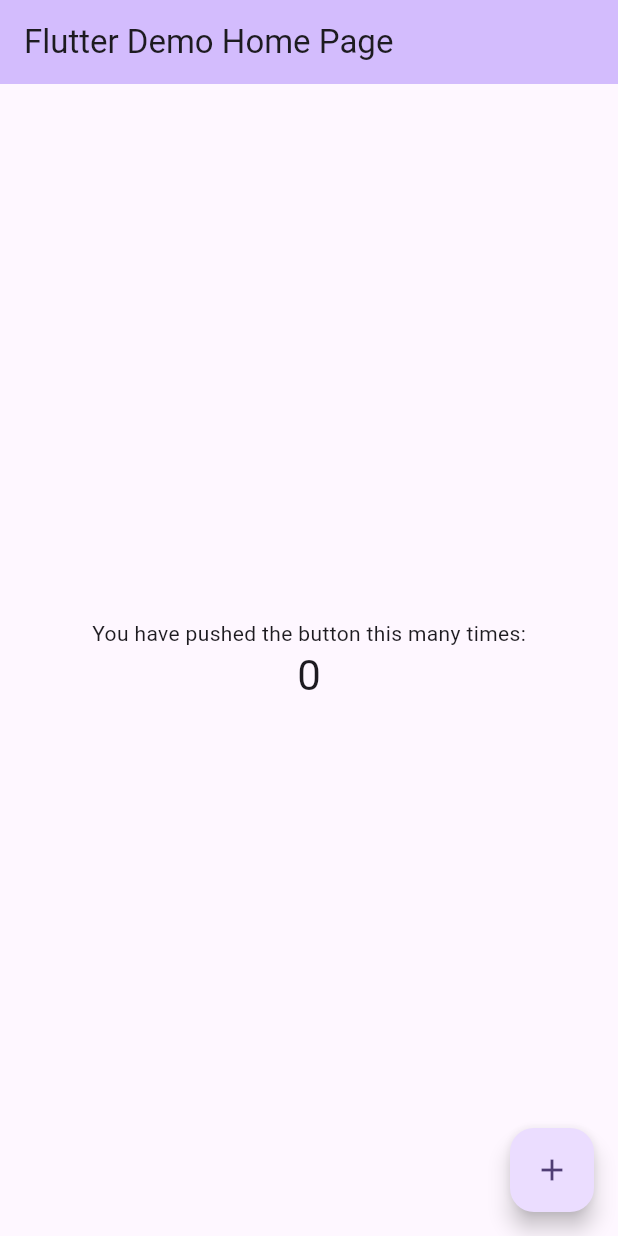
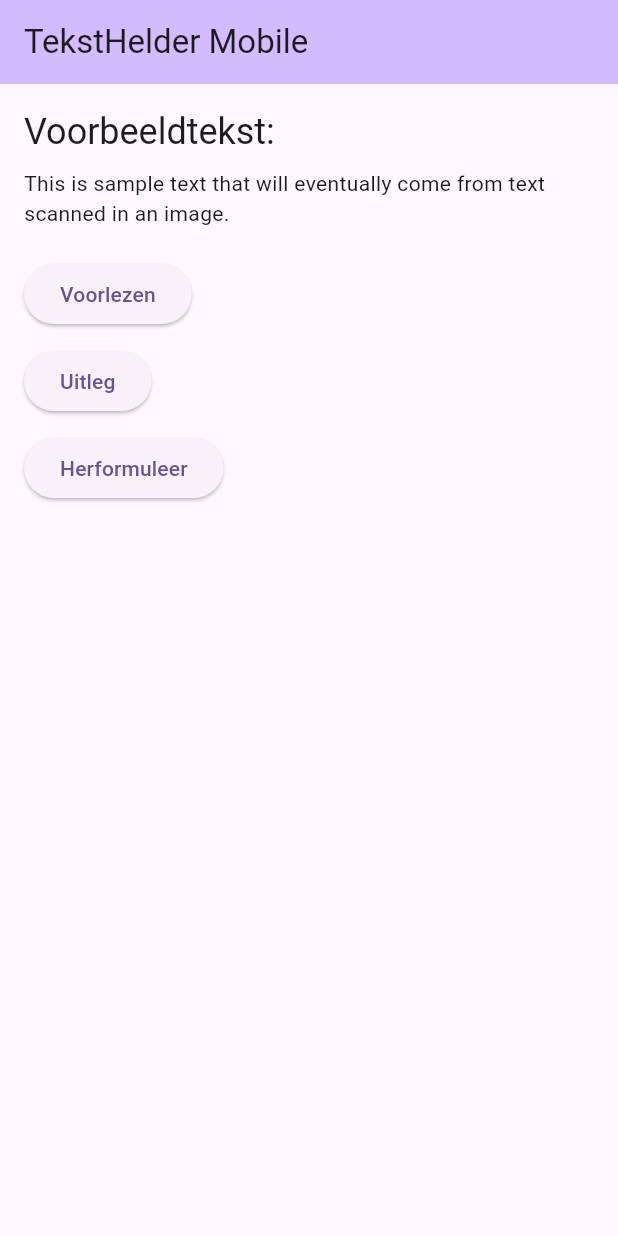
Before and after one commit to brentvanmalsen/mediuitleg, a Flutter app: the screen it shows after launch, on a phone screen of 412 x 824 dp. Run offline on Flutter 3.47's test engine with Material 3 defaults, Android fonts, the phone set to English and light mode, and no system bars; our stand-ins replace flutter_tts.

Commit message:
feat: add Text-to-Speech functionality and placeholder buttons

```diff
--- a/lib/main.dart
+++ b/lib/main.dart
@@ -1,125 +1,103 @@
 import 'package:flutter/material.dart';
+import 'package:flutter_tts/flutter_tts.dart';
 
 void main() {
-  runApp(const MyApp());
+  runApp(const TekstHelderApp());
 }
 
-class MyApp extends StatelessWidget {
-  const MyApp({super.key});
+class TekstHelderApp extends StatelessWidget {
+  const TekstHelderApp({super.key});
 
-  // This widget is the root of your application.
   @override
   Widget build(BuildContext context) {
     return MaterialApp(
-      title: 'Flutter Demo',
+      title: 'TekstHelder Mobile',
       theme: ThemeData(
-        // This is the theme of your application.
-        //
-        // TRY THIS: Try running your application with "flutter run". You'll see
-        // the application has a purple toolbar. Then, without quitting the app,
-        // try changing the seedColor in the colorScheme below to Colors.green
-        // and then invoke "hot reload" (save your changes or press the "hot
-        // reload" button in a Flutter-supported IDE, or press "r" if you used
-        // the command line to start the app).
-        //
-        // Notice that the counter didn't reset back to zero; the application
-        // state is not lost during the reload. To reset the state, use hot
-        // restart instead.
-        //
-        // This works for code too, not just values: Most code changes can be
-        // tested with just a hot reload.
         colorScheme: ColorScheme.fromSeed(seedColor: Colors.deepPurple),
         useMaterial3: true,
       ),
-      home: const MyHomePage(title: 'Flutter Demo Home Page'),
+      home: const HomePage(),
     );
   }
 }
 
-class MyHomePage extends StatefulWidget {
-  const MyHomePage({super.key, required this.title});
-
-  // This widget is the home page of your application. It is stateful, meaning
-  // that it has a State object (defined below) that contains fields that affect
-  // how it looks.
-
-  // This class is the configuration for the state. It holds the values (in this
-  // case the title) provided by the parent (in this case the App widget) and
-  // used by the build method of the State. Fields in a Widget subclass are
-  // always marked "final".
-
-  final String title;
+class HomePage extends StatefulWidget {
+  const HomePage({super.key});
 
   @override
-  State<MyHomePage> createState() => _MyHomePageState();
+  State<HomePage> createState() => _HomePageState();
 }
 
-class _MyHomePageState extends State<MyHomePage> {
-  int _counter = 0;
+class _HomePageState extends State<HomePage> {
+  final FlutterTts _flutterTts = FlutterTts();
+  String sampleText =
+      "This is sample text that will eventually come from text scanned in an image.";
 
-  void _incrementCounter() {
-    setState(() {
-      // This call to setState tells the Flutter framework that something has
-      // changed in this State, which causes it to rerun the build method below
-      // so that the display can reflect the updated values. If we changed
-      // _counter without calling setState(), then the build method would not be
-      // called again, and so nothing would appear to happen.
-      _counter++;
-    });
+  // Text-to-Speech function
+  Future<void> _speakText() async {
+    await _flutterTts.setLanguage("nl-NL"); // Set the language to Dutch
+    await _flutterTts.setPitch(1.0); // Set pitch to normal level
+    await _flutterTts.speak(sampleText);
   }
 
   @override
   Widget build(BuildContext context) {
-    // This method is rerun every time setState is called, for instance as done
-    // by the _incrementCounter method above.
-    //
-    // The Flutter framework has been optimized to make rerunning build methods
-    // fast, so that you can just rebuild anything that needs updating rather
-    // than having to individually change instances of widgets.
     return Scaffold(
       appBar: AppBar(
-        // TRY THIS: Try changing the color here to a specific color (to
-        // Colors.amber, perhaps?) and trigger a hot reload to see the AppBar
-        // change color while the other colors stay the same.
+        title: const Text('TekstHelder Mobile'),
         backgroundColor: Theme.of(context).colorScheme.inversePrimary,
-        // Here we take the value from the MyHomePage object that was created by
-        // the App.build method, and use it to set our appbar title.
-        title: Text(widget.title),
       ),
-      body: Center(
-        // Center is a layout widget. It takes a single child and positions it
-        // in the middle of the parent.
+      body: Padding(
+        padding: const EdgeInsets.all(16.0),
         child: Column(
-          // Column is also a layout widget. It takes a list of children and
-          // arranges them vertically. By default, it sizes itself to fit its
-          // children horizontally, and tries to be as tall as its parent.
-          //
-          // Column has various properties to control how it sizes itself and
-          // how it positions its children. Here we use mainAxisAlignment to
-          // center the children vertically; the main axis here is the vertical
-          // axis because Columns are vertical (the cross axis would be
-          // horizontal).
-          //
-          // TRY THIS: Invoke "debug painting" (choose the "Toggle Debug Paint"
-          // action in the IDE, or press "p" in the console), to see the
-          // wireframe for each widget.
-          mainAxisAlignment: MainAxisAlignment.center,
-          children: <Widget>[
-            const Text(
-              'You have pushed the button this many times:',
+          crossAxisAlignment: CrossAxisAlignment.start,
+          children: [
+            Text(
+              'Voorbeeldtekst:',
+              style: Theme.of(context).textTheme.headlineSmall,
             ),
+            const SizedBox(height: 8),
             Text(
-              '$_counter',
-              style: Theme.of(context).textTheme.headlineMedium,
+              sampleText,
+              style: Theme.of(context).textTheme.bodyMedium,
+            ),
+            const SizedBox(height: 20),
+            ElevatedButton(
+              onPressed: _speakText,
+              child: const Text('Voorlezen'),
+            ),
+            const SizedBox(height: 10),
+            ElevatedButton(
+              onPressed: () {
+                // Logic for the 'Explain' button can be added here
+                ScaffoldMessenger.of(context).showSnackBar(
+                  const SnackBar(
+                      content: Text('Uitleg-functie nog niet geïmplementeerd')),
+                );
+              },
+              child: const Text('Uitleg'),
+            ),
+            const SizedBox(height: 10),
+            ElevatedButton(
+              onPressed: () {
+                // Logic for the 'Rephrase' button can be added here
+                ScaffoldMessenger.of(context).showSnackBar(
+                  const SnackBar(
+                      content: Text(
+                          'Herformuleer-functie nog niet geïmplementeerd')),
+                );
+              },
+              child: const Text('Herformuleer'),
             ),
           ],
         ),
       ),
-      floatingActionButton: FloatingActionButton(
-        onPressed: _incrementCounter,
-        tooltip: 'Increment',
-        child: const Icon(Icons.add),
-      ), // This trailing comma makes auto-formatting nicer for build methods.
     );
   }
+
+  @override
+  void dispose() {
+    _flutterTts.stop();
+    super.dispose();
+  }
 }
--- a/pubspec.yaml
+++ b/pubspec.yaml
@@ -35,6 +35,7 @@ dependencies:
   # The following adds the Cupertino Icons font to your application.
   # Use with the CupertinoIcons class for iOS style icons.
   cupertino_icons: ^1.0.8
+  flutter_tts: ^4.2.0
 
 dev_dependencies:
   flutter_test:
```
Also changed, not shown: pubspec.lock, 11 other files.
